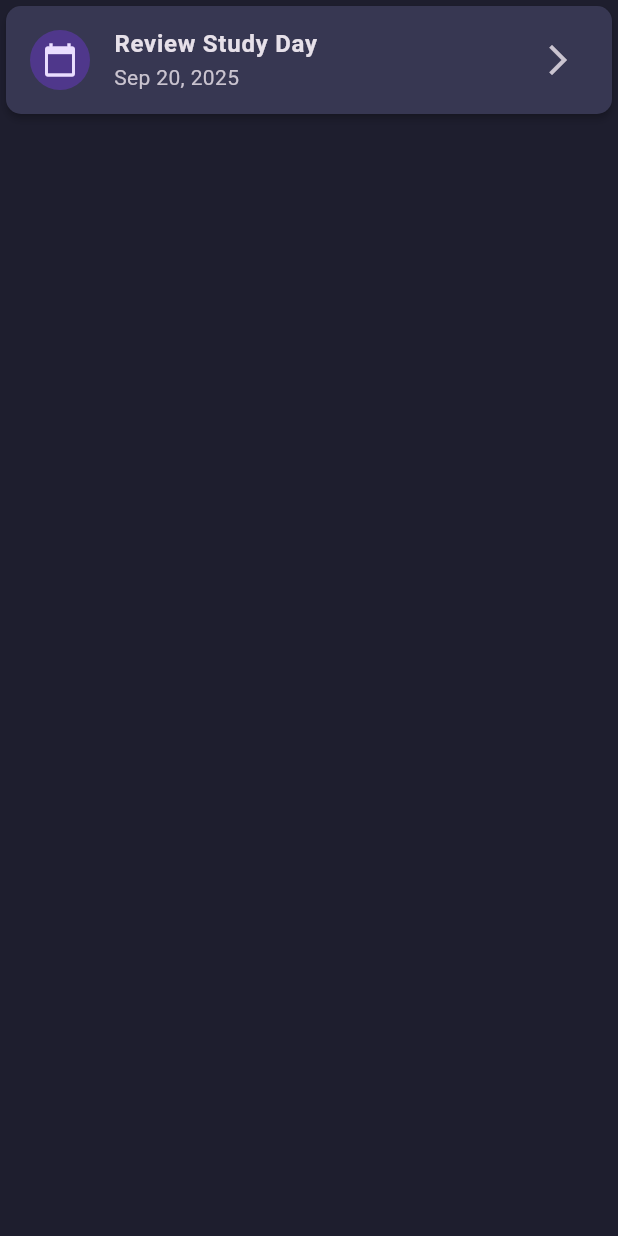
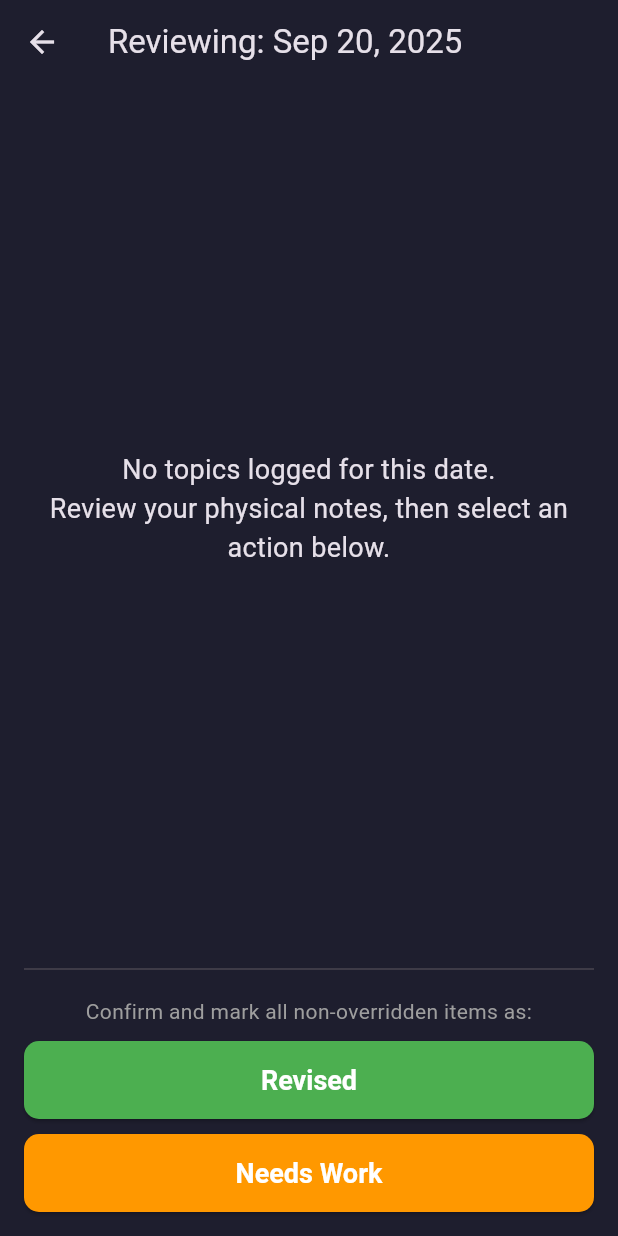
Before and after one commit to DaysonRegulus/TriRecall, a Flutter app: the _DateCardListItem widget shown alone on an empty page, opened directly with empty values, after a tap on "Review Study Day", on a phone screen of 412 x 824 dp. Run offline on Flutter 3.47's test engine with Material 3 defaults, Android fonts, the phone set to English and light mode, and no system bars; our stand-ins replace file_picker, flutter_colorpicker, flutter_riverpod, permission_handler, shared_preferences, sqflite; accounts and stored records are empty.

Commit message:
feat: Date Card Review Implement DateCard review functionality with topic management and deletion

```diff
--- a/lib/core/services/database_helper.dart
+++ b/lib/core/services/database_helper.dart
@@ -146,6 +146,35 @@ class DatabaseHelper {
 
   // --- CRUD Methods for Topics ---
 
+  Future<DateCard?> getDateCardByDate(DateTime date) async {
+    final db = await instance.database;
+    // We need to compare just the date part, so we normalize the DateTime object.
+    final dateString = DateTime(date.year, date.month, date.day).toIso8601String();
+
+    final maps = await db.query(
+      'date_cards',
+      where: 'study_date = ?',
+      whereArgs: [dateString],
+      limit: 1, // We only expect one result.
+    );
+
+    if (maps.isNotEmpty) {
+      return DateCard.fromMap(maps.first);
+    }
+    return null;
+  }
+
+  /// Fetches all topics that are linked to a specific DateCard ID.
+  Future<List<Topic>> getTopicsForDateCard(int dateCardId) async {
+    final db = await instance.database;
+    final maps = await db.query(
+      'topics',
+      where: 'date_card_id = ?',
+      whereArgs: [dateCardId],
+    );
+    return List.generate(maps.length, (i) => Topic.fromMap(maps[i]));
+  }
+
   /// Fetches all DateCards that are due for review today or are overdue.
   Future<List<DateCard>> getDue_DateCards() async {
     final db = await instance.database;
@@ -247,6 +276,16 @@ class DatabaseHelper {
     );
   }
 
+  /// Deletes a topic from the database given its ID.
+  Future<void> deleteTopic(int id) async {
+    final db = await instance.database;
+    await db.delete(
+      'topics',
+      where: 'id = ?',
+      whereArgs: [id],
+    );
+  }
+
   Future<void> close() async {
     final db = await instance.database;
     await db.close();
--- a/lib/features/dashboard/screens/home_screen.dart
+++ b/lib/features/dashboard/screens/home_screen.dart
@@ -5,6 +5,7 @@ import 'package:trirecall/core/models/due_item_model.dart';
 import 'package:trirecall/core/utils/color_utils.dart';
 import 'package:trirecall/features/review/controller/due_items_controller.dart';
 import 'package:trirecall/features/topics/screens/add_topic_screen.dart';
+import 'package:trirecall/features/review/screens/date_card_review_screen.dart';
 
 class HomeScreen extends ConsumerWidget {
   const HomeScreen({super.key});
@@ -81,8 +82,11 @@ class _DateCardListItem extends ConsumerWidget {
         subtitle: Text(DateFormat.yMMMd().format(dateCard.studyDate)),
         trailing: const Icon(Icons.arrow_forward_ios),
         onTap: () {
-          // TODO in Step 16: Navigate to DateCardReviewScreen
-          print('Tapped on DateCard for ${dateCard.studyDate}');
+          Navigator.of(context).push(
+            MaterialPageRoute(
+              builder: (context) => DateCardReviewScreen(dateCard: dateCard),
+            ),
+          );
         },
       ),
     );
--- /dev/null
+++ b/lib/features/review/screens/date_card_review_screen.dart
@@ -0,0 +1,125 @@
+import 'package:flutter/material.dart';
+import 'package:flutter_riverpod/flutter_riverpod.dart';
+import 'package:intl/intl.dart';
+import 'package:trirecall/core/models/date_card_model.dart';
+import 'package:trirecall/core/services/srs_service.dart';
+import 'package:trirecall/features/review/controller/date_card_review_controller.dart';
+
+class DateCardReviewScreen extends ConsumerStatefulWidget {
+  final DateCard dateCard;
+  const DateCardReviewScreen({super.key, required this.dateCard});
+
+  @override
+  ConsumerState<DateCardReviewScreen> createState() => _DateCardReviewScreenState();
+}
+
+class _DateCardReviewScreenState extends ConsumerState<DateCardReviewScreen> {
+  // This map will store our overrides. Key: topicId, Value: ReviewAction.
+  final Map<int, ReviewAction> _overrides = {};
+
+  void _onConfirmReview(ReviewAction bulkAction) {
+    ref.read(dateCardReviewControllerProvider.notifier).processDateCardReview(
+          dateCard: widget.dateCard,
+          bulkAction: bulkAction,
+          topicOverrides: _overrides,
+        );
+    // After processing, we go back to the dashboard.
+    Navigator.of(context).pop();
+  }
+
+  @override
+  Widget build(BuildContext context) {
+    // Fetch the topics for this specific date card.
+    final topicsAsyncValue = ref.watch(topicsInDateCardProvider(widget.dateCard.id!));
+
+    return Scaffold(
+      appBar: AppBar(
+        title: Text('Reviewing: ${DateFormat.yMMMd().format(widget.dateCard.studyDate)}'),
+      ),
+      body: Column(
+        crossAxisAlignment: CrossAxisAlignment.stretch,
+        children: [
+          Expanded(
+            child: topicsAsyncValue.when(
+              loading: () => const Center(child: CircularProgressIndicator()),
+              error: (err, stack) => Center(child: Text('Error: $err')),
+              data: (topics) {
+                if (topics.isEmpty) {
+                  return const Center(
+                    child: Padding(
+                      padding: EdgeInsets.all(20.0),
+                      child: Text(
+                        'No topics logged for this date.\nReview your physical notes, then select an action below.',
+                        textAlign: TextAlign.center,
+                        style: TextStyle(fontSize: 18),
+                      ),
+                    ),
+                  );
+                }
+                return ListView.builder(
+                  itemCount: topics.length,
+                  itemBuilder: (context, index) {
+                    final topic = topics[index];
+                    return ListTile(
+                      title: Text(topic.title),
+                      // The trailing dropdown is our override UI.
+                      trailing: DropdownButton<ReviewAction>(
+                        value: _overrides[topic.id],
+                        hint: const Text('Default'),
+                        underline: const SizedBox.shrink(),
+                        items: const [
+                          // Add "Default" to allow un-setting an override.
+                          DropdownMenuItem(value: null, child: Text('Default')),
+                          DropdownMenuItem(value: ReviewAction.revised, child: Text('Revised')),
+                          DropdownMenuItem(value: ReviewAction.needsWork, child: Text('Needs Work')),
+                          DropdownMenuItem(value: ReviewAction.mastered, child: Text('Mastered')),
+                        ],
+                        onChanged: (ReviewAction? newValue) {
+                          setState(() {
+                            if (newValue == null) {
+                              _overrides.remove(topic.id);
+                            } else {
+                              _overrides[topic.id!] = newValue;
+                            }
+                          });
+                        },
+                      ),
+                    );
+                  },
+                );
+              },
+            ),
+          ),
+          // --- BULK ACTION BUTTONS ---
+          Padding(
+            padding: const EdgeInsets.all(16.0),
+            child: Column(
+              crossAxisAlignment: CrossAxisAlignment.stretch,
+              children: [
+                const Divider(),
+                const SizedBox(height: 10),
+                const Text(
+                  'Confirm and mark all non-overridden items as:',
+                  textAlign: TextAlign.center,
+                  style: TextStyle(color: Colors.grey),
+                ),
+                const SizedBox(height: 10),
+                ElevatedButton(
+                  onPressed: () => _onConfirmReview(ReviewAction.revised),
+                  child: const Text('Revised'),
+                  style: ElevatedButton.styleFrom(backgroundColor: Colors.green),
+                ),
+                const SizedBox(height: 10),
+                ElevatedButton(
+                  onPressed: () => _onConfirmReview(ReviewAction.needsWork),
+                  child: const Text('Needs Work'),
+                  style: ElevatedButton.styleFrom(backgroundColor: Colors.orange),
+                ),
+              ],
+            ),
+          )
+        ],
+      ),
+    );
+  }
+}
```
Also changed, not shown: lib/features/review/controller/date_card_review_controller.dart (added, +98 -0 lines), lib/features/topics/controller/topic_controller.dart (+32 -0 lines), lib/features/topics/screens/all_topics_screen.dart (+54 -1 lines), lib/features/topics/screens/subject_topics_screen.dart (+45 -6 lines).
